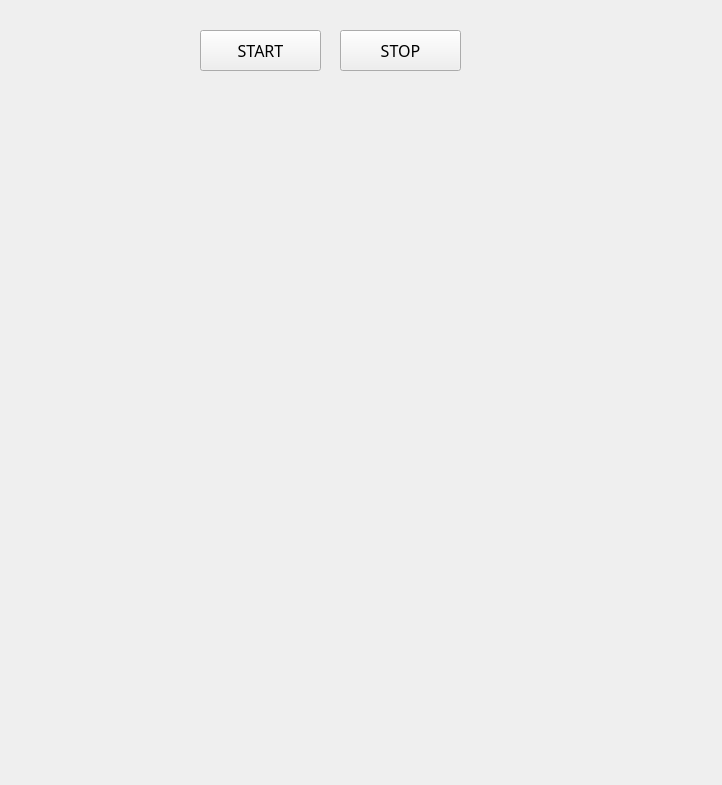
yosagaf/attendance-system-upec, file saftey_SR.ui: the form before one commit.
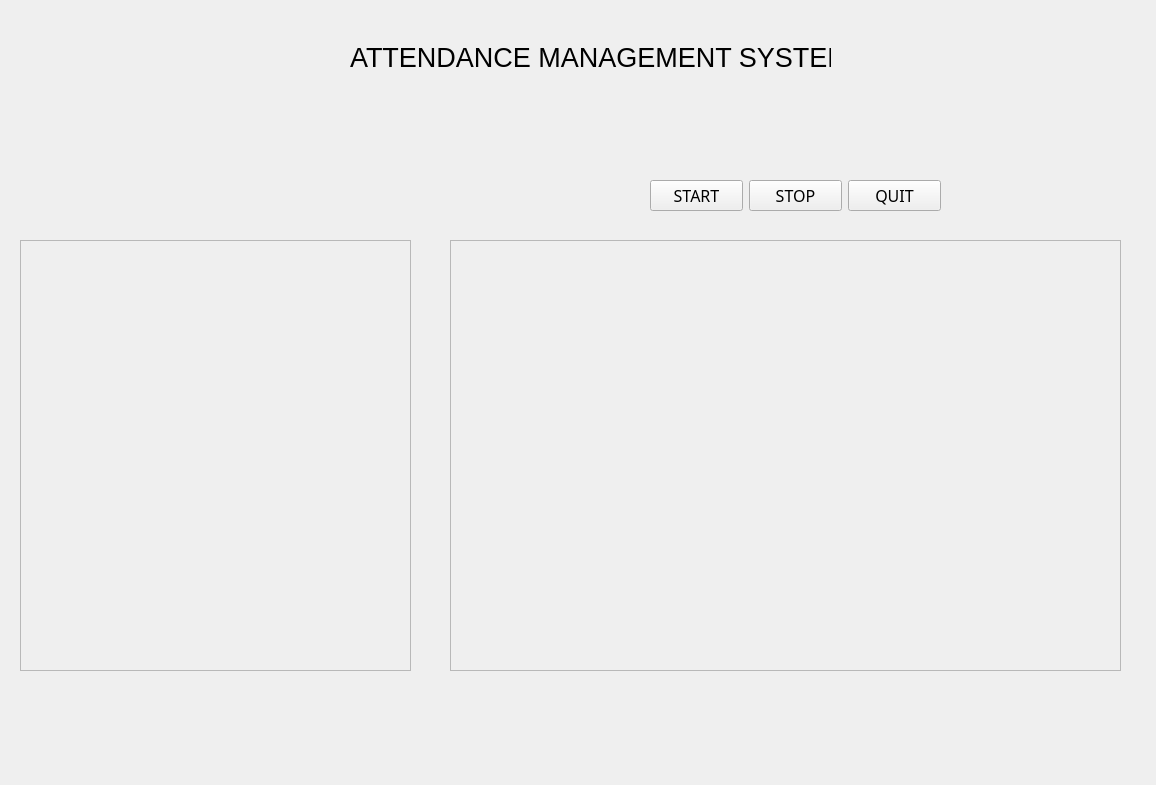
The form after the commit.

What changed in the file:
```diff
--- a/saftey_SR.ui
+++ b/saftey_SR.ui
@@ -6,7 +6,7 @@
    <rect>
     <x>0</x>
     <y>0</y>
-    <width>722</width>
+    <width>1156</width>
     <height>785</height>
    </rect>
   </property>
@@ -14,68 +14,124 @@
    <string>MainWindow</string>
   </property>
   <widget class="QWidget" name="centralWidget">
-   <widget class="QLabel" name="SR_label">
+   <widget class="QWidget" name="horizontalLayoutWidget">
     <property name="geometry">
      <rect>
-      <x>130</x>
-      <y>470</y>
-      <width>480</width>
-      <height>270</height>
+      <x>650</x>
+      <y>180</y>
+      <width>291</width>
+      <height>31</height>
      </rect>
     </property>
-    <property name="text">
-     <string/>
-    </property>
+    <layout class="QHBoxLayout" name="horizontalLayout">
+     <item>
+      <widget class="QPushButton" name="start_pushbutton">
+       <property name="font">
+        <font>
+         <family>Adobe Jenson Pro Lt Disp</family>
+         <pointsize>12</pointsize>
+        </font>
+       </property>
+       <property name="text">
+        <string>START</string>
+       </property>
+      </widget>
+     </item>
+     <item>
+      <widget class="QPushButton" name="stop_pushbutton">
+       <property name="font">
+        <font>
+         <family>Adobe Jenson Pro Lt Disp</family>
+         <pointsize>12</pointsize>
+        </font>
+       </property>
+       <property name="text">
+        <string>STOP</string>
+       </property>
+      </widget>
+     </item>
+     <item>
+      <widget class="QPushButton" name="quit_pushbutton">
+       <property name="font">
+        <font>
+         <family>Adobe Jenson Pro Lt Disp</family>
+         <pointsize>12</pointsize>
+        </font>
+       </property>
+       <property name="text">
+        <string>QUIT</string>
+       </property>
+      </widget>
+     </item>
+    </layout>
    </widget>
-   <widget class="QLabel" name="Bic_label">
+   <widget class="QWidget" name="verticalLayoutWidget">
     <property name="geometry">
      <rect>
-      <x>90</x>
-      <y>110</y>
-      <width>551</width>
-      <height>301</height>
+      <x>350</x>
+      <y>40</y>
+      <width>481</width>
+      <height>34</height>
      </rect>
     </property>
-    <property name="text">
-     <string/>
-    </property>
+    <layout class="QVBoxLayout" name="verticalLayout">
+     <item>
+      <widget class="QLabel" name="label">
+       <property name="font">
+        <font>
+         <pointsize>20</pointsize>
+        </font>
+       </property>
+       <property name="text">
+        <string>ATTENDANCE MANAGEMENT SYSTEM</string>
+       </property>
+      </widget>
+     </item>
+    </layout>
    </widget>
-   <widget class="QPushButton" name="SR_pushButton">
+   <widget class="QFrame" name="display_video_frame">
     <property name="geometry">
      <rect>
-      <x>340</x>
-      <y>30</y>
-      <width>121</width>
-      <height>41</height>
+      <x>450</x>
+      <y>240</y>
+      <width>671</width>
+      <height>431</height>
      </rect>
     </property>
-    <property name="font">
-     <font>
-      <family>Adobe Jenson Pro Lt Disp</family>
-      <pointsize>12</pointsize>
-     </font>
+    <property name="frameShape">
+     <enum>QFrame::StyledPanel</enum>
     </property>
-    <property name="text">
-     <string>STOP</string>
+    <property name="frameShadow">
+     <enum>QFrame::Raised</enum>
     </property>
+    <widget class="QLabel" name="display_video_label">
+     <property name="geometry">
+      <rect>
+       <x>10</x>
+       <y>10</y>
+       <width>651</width>
+       <height>411</height>
+      </rect>
+     </property>
+     <property name="text">
+      <string/>
+     </property>
+    </widget>
    </widget>
-   <widget class="QPushButton" name="Bic_pushButton">
+   <widget class="QFrame" name="display_statistics_frame">
     <property name="geometry">
      <rect>
-      <x>200</x>
-      <y>30</y>
-      <width>121</width>
-      <height>41</height>
+      <x>20</x>
+      <y>240</y>
+      <width>391</width>
+      <height>431</height>
      </rect>
     </property>
-    <property name="font">
-     <font>
-      <family>Adobe Jenson Pro Lt Disp</family>
-      <pointsize>12</pointsize>
-     </font>
+    <property name="frameShape">
+     <enum>QFrame::StyledPanel</enum>
     </property>
-    <property name="text">
-     <string>START</string>
+    <property name="frameShadow">
+     <enum>QFrame::Raised</enum>
     </property>
    </widget>
   </widget>
```
Left out of the diff: 13 changed lines with no effect on the pictures.
